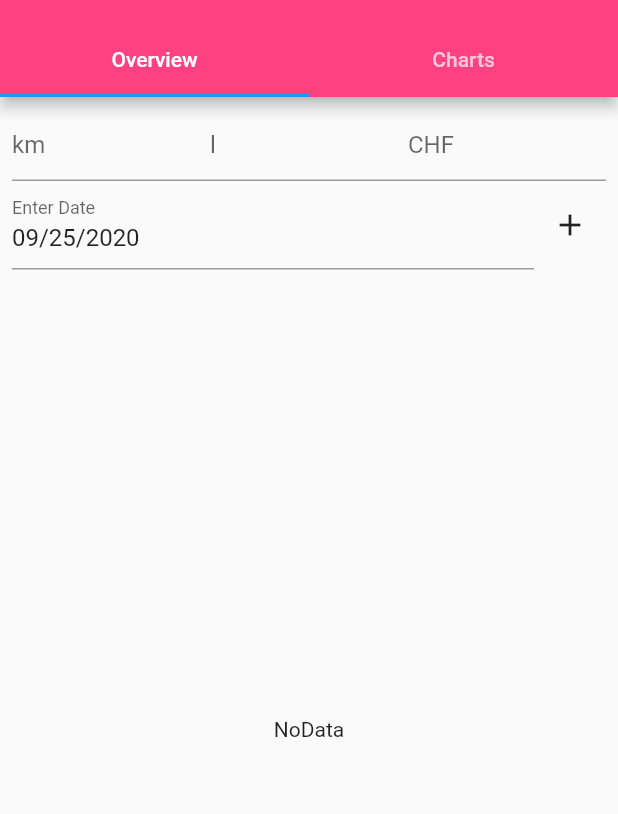
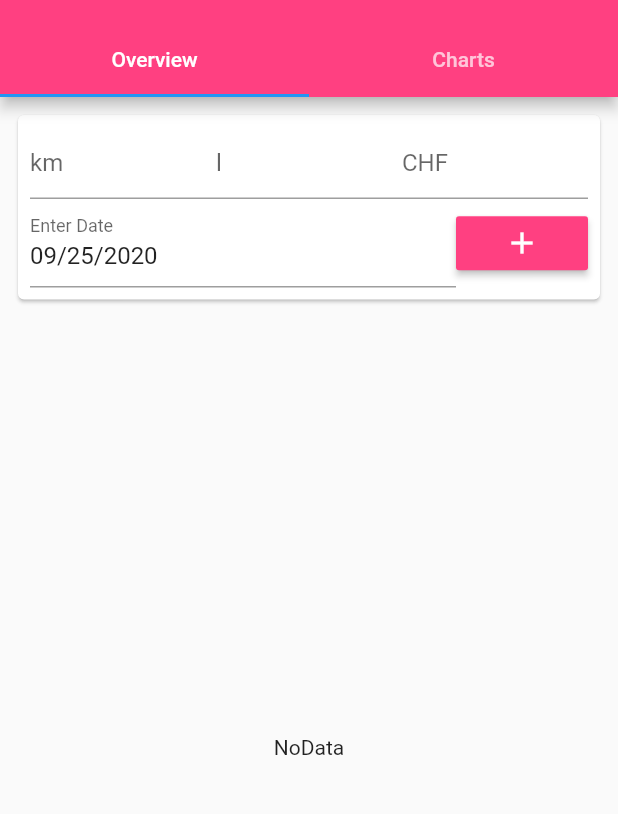
Before and after one commit to SebastianJL/consumption_tracker, a Flutter app: the screen it shows after launch, on a phone screen of 412 x 824 dp, the part 59-873 px from its top. Run offline on Flutter 3.47's test engine with Material 2 defaults, Android fonts, the phone set to English and light mode, and no system bars; our stand-ins replace bloc, cloud_firestore, firebase_core, fl_chart, flutter_bloc, implicitly_animated_reorderable_list; accounts and stored records are empty.

Commit message:
Clean up design of ConsumptionEntryForm.

```diff
--- a/lib/src/consumption_entry_form.dart
+++ b/lib/src/consumption_entry_form.dart
@@ -16,7 +16,8 @@ class ConsumptionEntryFormState extends State<ConsumptionEntryForm> {
 
   @override
   Widget build(BuildContext context) {
-    return Form(
+    return Card(
+      child: Form(
         key: _formKey,
         child: Container(
           padding: EdgeInsets.all(8),
@@ -28,7 +29,8 @@ class ConsumptionEntryFormState extends State<ConsumptionEntryForm> {
                     decoration: InputDecoration(hintText: 'km'),
                     keyboardType: TextInputType.number,
                     validator: (value) => validateNumeric(value),
-                  onSaved: (newValue) => _entry['distance'] = double.parse(newValue),
+                    onSaved: (newValue) =>
+                        _entry['distance'] = double.parse(newValue),
                   ),
                 ),
                 Expanded(
@@ -36,7 +38,8 @@ class ConsumptionEntryFormState extends State<ConsumptionEntryForm> {
                     decoration: InputDecoration(hintText: 'l'),
                     keyboardType: TextInputType.number,
                     validator: (value) => validateNumeric(value),
-                  onSaved: (newValue) => _entry['volume'] = double.parse(newValue),
+                    onSaved: (newValue) =>
+                        _entry['volume'] = double.parse(newValue),
                   ),
                 ),
                 Expanded(
@@ -44,7 +47,8 @@ class ConsumptionEntryFormState extends State<ConsumptionEntryForm> {
                     decoration: InputDecoration(hintText: 'CHF'),
                     keyboardType: TextInputType.number,
                     validator: (value) => validateNumeric(value),
-                  onSaved: (newValue) => _entry['petrolPrice'] = double.parse(newValue),
+                    onSaved: (newValue) =>
+                        _entry['petrolPrice'] = double.parse(newValue),
                   ),
                 ),
               ]),
@@ -57,8 +61,12 @@ class ConsumptionEntryFormState extends State<ConsumptionEntryForm> {
                     onDateSaved: (value) => _entry['date'] = value,
                   ),
                 ),
-              IconButton(
-                icon: Icon(Icons.add),
+                RaisedButton(
+                  child: Icon(
+                    Icons.add,
+                    color: Theme.of(context).colorScheme.onPrimary,
+                  ),
+                  color: Theme.of(context).primaryColor,
                   onPressed: () {
                     var state = _formKey.currentState;
                     if (state.validate()) {
@@ -80,6 +88,7 @@ class ConsumptionEntryFormState extends State<ConsumptionEntryForm> {
             ],
           ),
         ),
+      ),
     );
   }
 }
--- a/lib/src/overview_tab.dart
+++ b/lib/src/overview_tab.dart
@@ -20,7 +20,10 @@ class _OverviewTabState extends State<OverviewTab>
     super.build(context);
     return Column(
       children: [
-        ConsumptionEntryForm(),
+        Container(
+          padding: const EdgeInsets.all(8),
+          child: ConsumptionEntryForm(),
+        ),
         Expanded(
           child: BlocBuilder<ConsumptionEntryCubit, ConsumptionEntryState>(
             builder: (context, state) {
```
Lines whose indentation alone changed are shown as unchanged.
